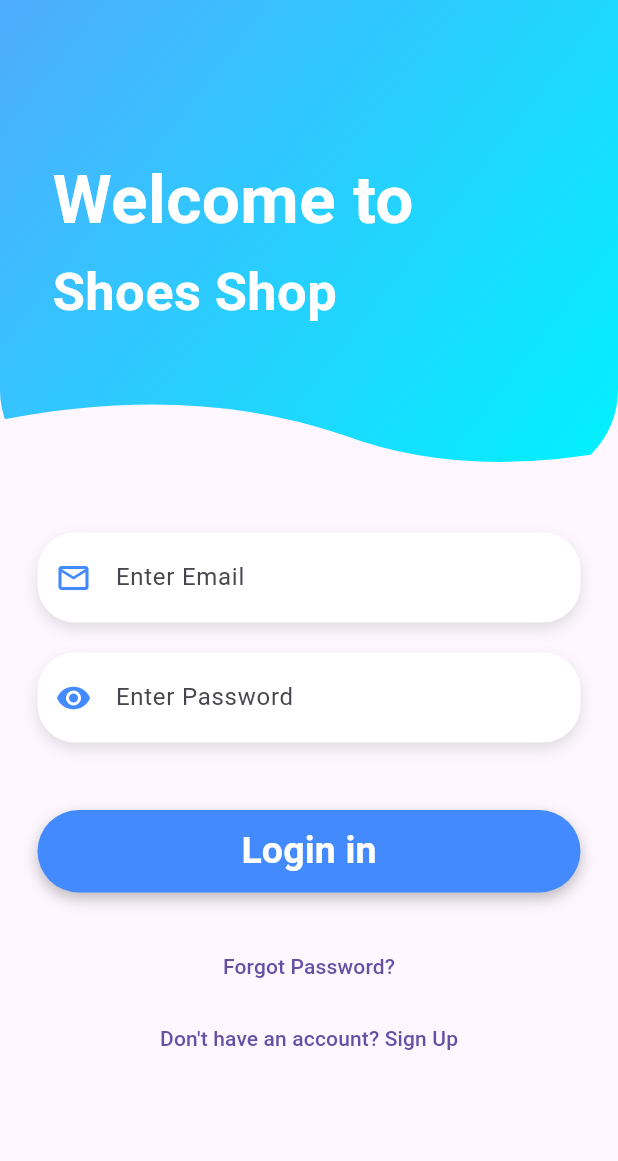
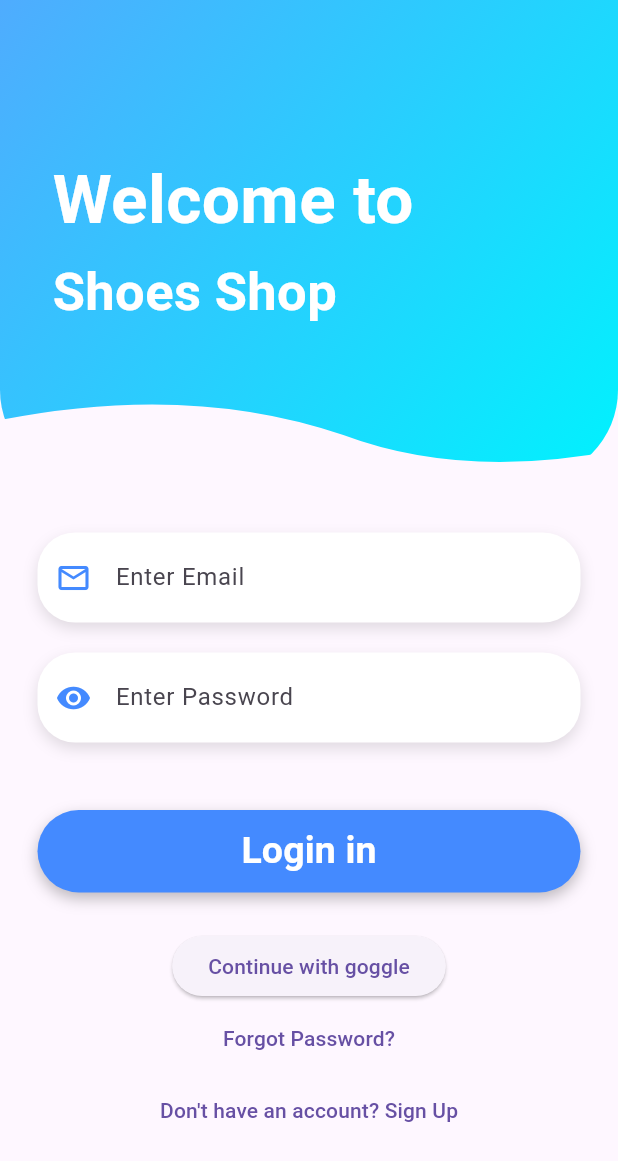
Before and after one commit to maazkhalid96/shoes_app, a Flutter app: the screen it shows after launch, on a phone screen of 412 x 824 dp. Shown: the top 1161 px of the screen. Run offline on Flutter 3.47's test engine with Material 3 defaults, Android fonts, the phone set to English and light mode, and no system bars; our stand-ins replace cloud_firestore, firebase_auth, firebase_core, flutter_custom_clippers, geocoding, geolocator and 2 more; accounts and stored records are empty.

Commit message:
App update

```diff
--- a/lib/components/custom_checkOutForm.dart
+++ b/lib/components/custom_checkOutForm.dart
@@ -1,41 +1,41 @@
-// import 'package:flutter/material.dart';
+ import 'package:flutter/material.dart';
 
-// class CustomInputField extends StatelessWidget {
-//   final String label;
-//   final TextEditingController controller;
-//   final TextInputType keyboardType;
-//   final int maxLines;
-//   final IconData? icon;
-//   final String? Function(String?)? validator;
+class CustomInputField extends StatelessWidget {
+  final String label;
+  final TextEditingController controller;
+  final TextInputType keyboardType;
+  final int maxLines;
+  final IconData? icon;
+  final String? Function(String?)? validator;
 
-//   const CustomInputField({
-//     super.key,
-//     required this.label,
-//     required this.controller,
-//     this.keyboardType = TextInputType.text,
-//     this.maxLines = 1,
-//     this.icon,
-//     this.validator,
-//   });
+  const CustomInputField({
+    super.key,
+    required this.label,
+    required this.controller,
+    this.keyboardType = TextInputType.text,
+    this.maxLines = 1,
+    this.icon,
+    this.validator,
+  });
 
-//   @override
-//   Widget build(BuildContext context) {
-//     return TextFormField(
-//       controller: controller,
-//       keyboardType: keyboardType,
-//       maxLines: maxLines,
-//       validator: validator,
-//       decoration: InputDecoration(
-//         labelText: label,
-//         prefixIcon: icon != null ? Icon(icon) : null,
-//         border: OutlineInputBorder(
-//           borderRadius: BorderRadius.circular(10),
-//         ),
-//         focusedBorder: OutlineInputBorder(
-//           borderRadius: BorderRadius.circular(10),
-//           borderSide: const BorderSide(color: Colors.green, width: 2),
-//         ),
-//       ),
-//     );
-//   }
-// }
+  @override
+  Widget build(BuildContext context) {
+    return TextFormField(
+      controller: controller,
+      keyboardType: keyboardType,
+      maxLines: maxLines,
+      validator: validator,
+      decoration: InputDecoration(
+        labelText: label,
+        prefixIcon: icon != null ? Icon(icon) : null,
+        border: OutlineInputBorder(
+          borderRadius: BorderRadius.circular(10),
+        ),
+        focusedBorder: OutlineInputBorder(
+          borderRadius: BorderRadius.circular(10),
+          borderSide: const BorderSide(color: Colors.green, width: 2),
+        ),
+      ),
+    );
+  }
+}
--- a/lib/screens/carts/carts_data.dart
+++ b/lib/screens/carts/carts_data.dart
@@ -2,10 +2,10 @@ import 'dart:io';
 import 'package:cloud_firestore/cloud_firestore.dart';
 import 'package:firebase_auth/firebase_auth.dart';
 import 'package:flutter/material.dart';
-import 'package:shoes_app_ui/screens/checkOutForm/checkout_form.dart';
+import 'package:shoes_app_ui/screens/checkoutform/checkout_form.dart';
 
 class CartsData extends StatefulWidget {
-  CartsData({super.key});
+  const CartsData({super.key});
 
   @override
   State<CartsData> createState() => _CartsDataState();
@@ -250,6 +250,7 @@ class _CartsDataState extends State<CartsData> {
                                   .collection("items")
                                   .doc(cartId)
                                   .delete();
+                              if (!context.mounted) return;
 
                               ScaffoldMessenger.of(context).showSnackBar(
                                 SnackBar(
--- a/lib/screens/home/admin/add_product.dart
+++ b/lib/screens/home/admin/add_product.dart
@@ -24,6 +24,7 @@ class _AddProductState extends State<AddProduct> {
   // Pick image from gallery
   pickImage() async {
     final pick = await ImagePicker().pickImage(source: ImageSource.gallery);
+    if (!mounted) return;
     if (pick == null) {
       ScaffoldMessenger.of(
         context,
@@ -62,6 +63,7 @@ class _AddProductState extends State<AddProduct> {
         "image": imageFilee!.path,
         "createdAt": DateTime.now(),
       });
+    if (!mounted) return;
 
       ScaffoldMessenger.of(
         context,
@@ -157,8 +159,8 @@ class _AddProductState extends State<AddProduct> {
                 SizedBox(height: 15),
 
                 isLoading
-                    ? Center(child: CircularProgressIndicator()):
-                    CustomButton ( text: "Add Product", onPressed: addProduct),
+                    ? Center(child: CircularProgressIndicator())
+                    : CustomButton(text: "Add Product", onPressed: addProduct),
               ],
             ),
           ],
--- a/lib/screens/home/admin/admin_order_detail.dart
+++ b/lib/screens/home/admin/admin_order_detail.dart
@@ -122,6 +122,8 @@ class AdminOrderDetail extends StatelessWidget {
                               .collection("orders")
                               .doc(orderId)
                               .update({"status": "Cancelled"});
+                          if (!context.mounted) return;
+
                           ScaffoldMessenger.of(context).showSnackBar(
                             const SnackBar(content: Text("Order Cancelled")),
                           );
@@ -157,6 +159,8 @@ class AdminOrderDetail extends StatelessWidget {
                                     .collection("orders")
                                     .doc(orderId)
                                     .update({"status": status});
+                                if (!context.mounted) return;
+
                                 ScaffoldMessenger.of(context).showSnackBar(
                                   const SnackBar(
                                     content: Text("Status Updated to"),
--- a/lib/screens/signup/login.dart
+++ b/lib/screens/signup/login.dart
@@ -1,5 +1,6 @@
 import 'package:flutter/material.dart';
 import 'package:flutter_custom_clippers/flutter_custom_clippers.dart';
+import 'package:google_sign_in/google_sign_in.dart';
 import 'package:shoes_app_ui/auth/login_auth.dart';
 import 'package:shoes_app_ui/components/custom_button.dart';
 import 'package:shoes_app_ui/components/custom_input_fields.dart';
@@ -8,7 +9,7 @@ import 'package:shoes_app_ui/screens/forgotPassword/forgot_password.dart';
 import 'package:shoes_app_ui/screens/signup/signup.dart';
 
 class Login extends StatefulWidget {
-  Login({super.key});
+  const Login({super.key});
 
   @override
   State<Login> createState() => _LoginState();
@@ -17,6 +18,19 @@ class Login extends StatefulWidget {
 class _LoginState extends State<Login> {
   LoginController getController = LoginController();
   bool isLoading = false;
+
+  // googleSignIn() async {
+  //   String clientId =
+  //       '879448455612-su8rdbnovc10id3irdfhh163v8cieohh.apps.googleusercontent.com';
+  //   try {
+  //     GoogleSignIn signIn = GoogleSignIn.instance;
+
+  //   } catch (e) {
+  //     ScaffoldMessenger.of(
+  //       context,
+  //     ).showSnackBar(SnackBar(content: Text(e.toString())));
+  //   }
+  // }
 
   @override
   Widget build(BuildContext context) {
@@ -108,7 +122,10 @@ class _LoginState extends State<Login> {
                           },
                         ),
                   SizedBox(height: 25),
-
+                  ElevatedButton(
+                    onPressed: () {},
+                    child: Text("Continue with goggle"),
+                  ),
                   Column(
                     children: [
                       TextButton(
--- a/pubspec.yaml
+++ b/pubspec.yaml
@@ -44,6 +44,7 @@ dependencies:
   shared_preferences: ^2.5.4
   geolocator: ^14.0.2
   geocoding: ^2.0.5
+  google_sign_in: ^7.2.0
 
 dev_dependencies:
   flutter_test:
```
Also changed, not shown: lib/auth/login_auth.dart (+2 -6 lines), lib/auth/signup_auth.dart (+5 -8 lines), lib/screens/checkOutForm/checkout_form.dart (+71 -3 lines), lib/screens/detail/product_detail.dart (+9 -6 lines), lib/screens/home/home.dart (+12 -1 lines), pubspec.lock, 1 other file.
